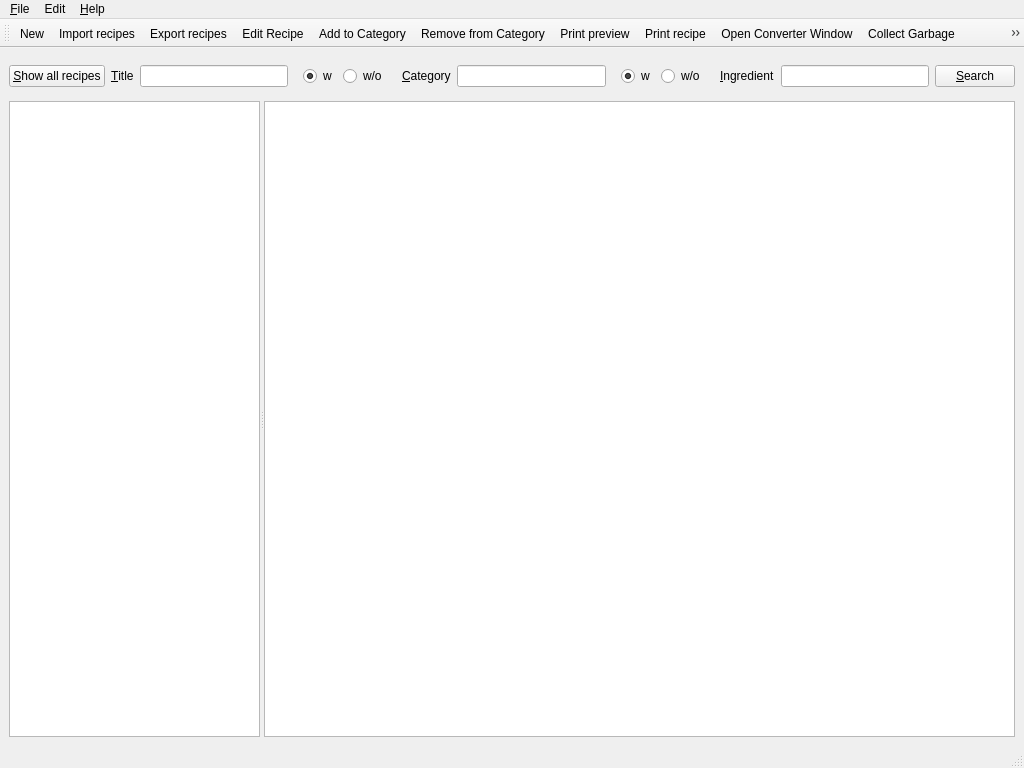
wedesoft/anymeal, file anymeal/main_window.ui: the form before one commit.
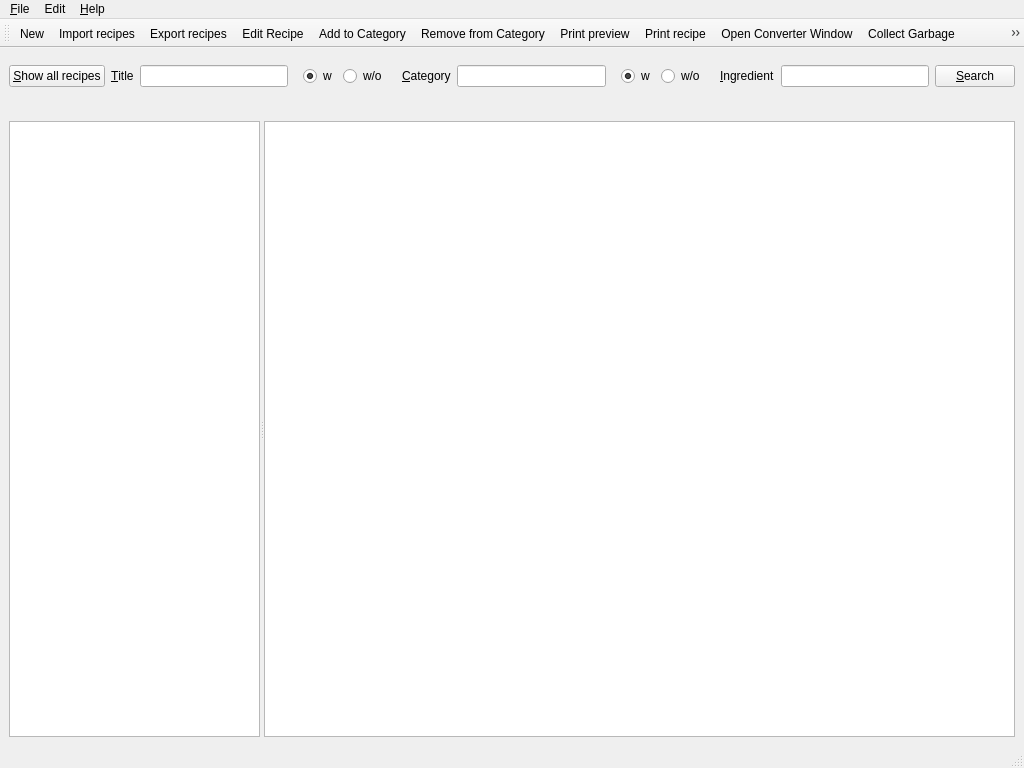
The form after the commit. Icons and pictures are not drawn.

Commit message: Show search history when performing incremental search

```diff
--- a/anymeal/main_window.ui
+++ b/anymeal/main_window.ui
@@ -18,7 +18,7 @@
     <normaloff>:/images/anymeal.png</normaloff>:/images/anymeal.png</iconset>
   </property>
   <widget class="QWidget" name="centralwidget">
-   <layout class="QVBoxLayout" name="verticalLayout" stretch="0,1">
+   <layout class="QVBoxLayout" name="verticalLayout" stretch="0,0,1">
     <item>
      <layout class="QHBoxLayout" name="horizontalLayout">
       <item>
@@ -144,6 +144,13 @@
       </item>
      </layout>
     </item>
+    <item>
+     <widget class="QLabel" name="search_label">
+      <property name="text">
+       <string/>
+      </property>
+     </widget>
+    </item>
     <item>
      <widget class="QSplitter" name="splitter">
       <property name="orientation">
```
The commit also changes 6 other files.
